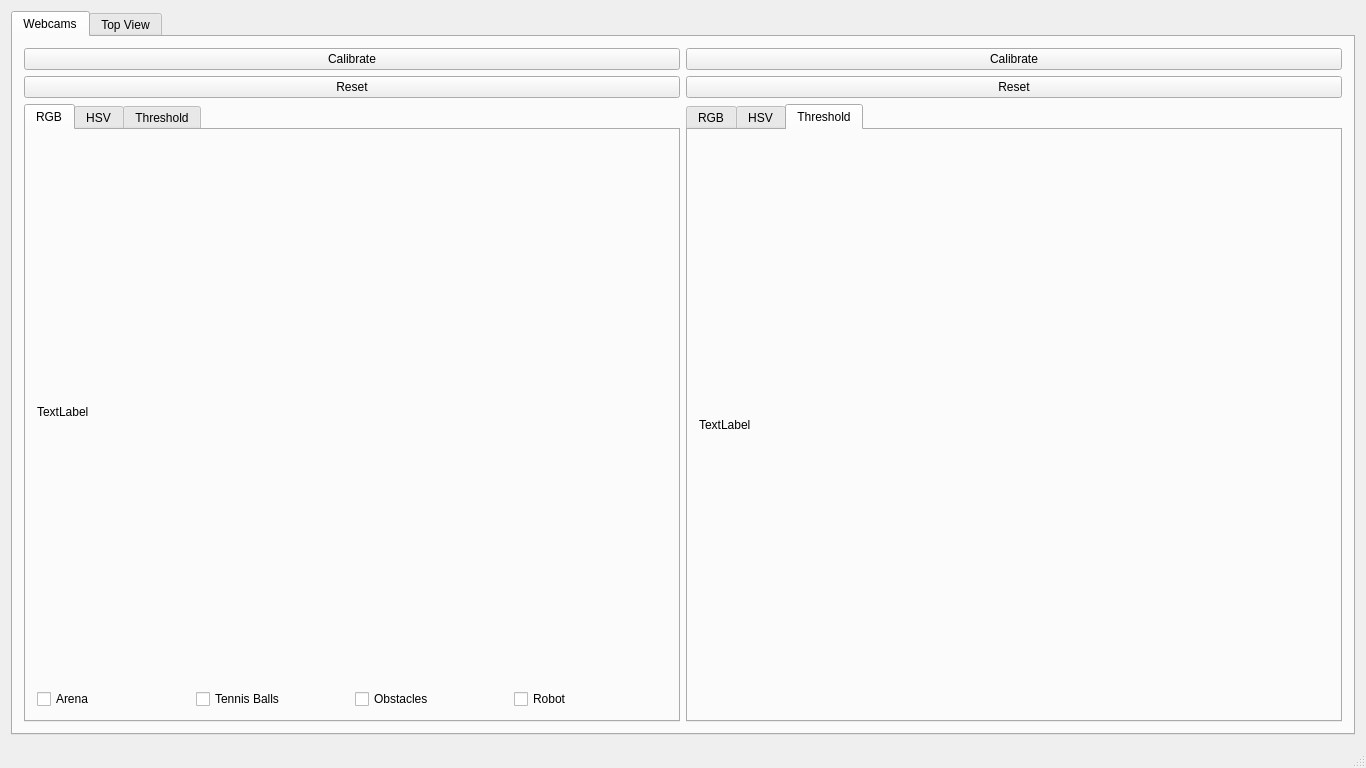
This is gui/gui.ui in psmagicman/GoldenBoot474 as Qt 5 draws it before an edit. The edited form follows.
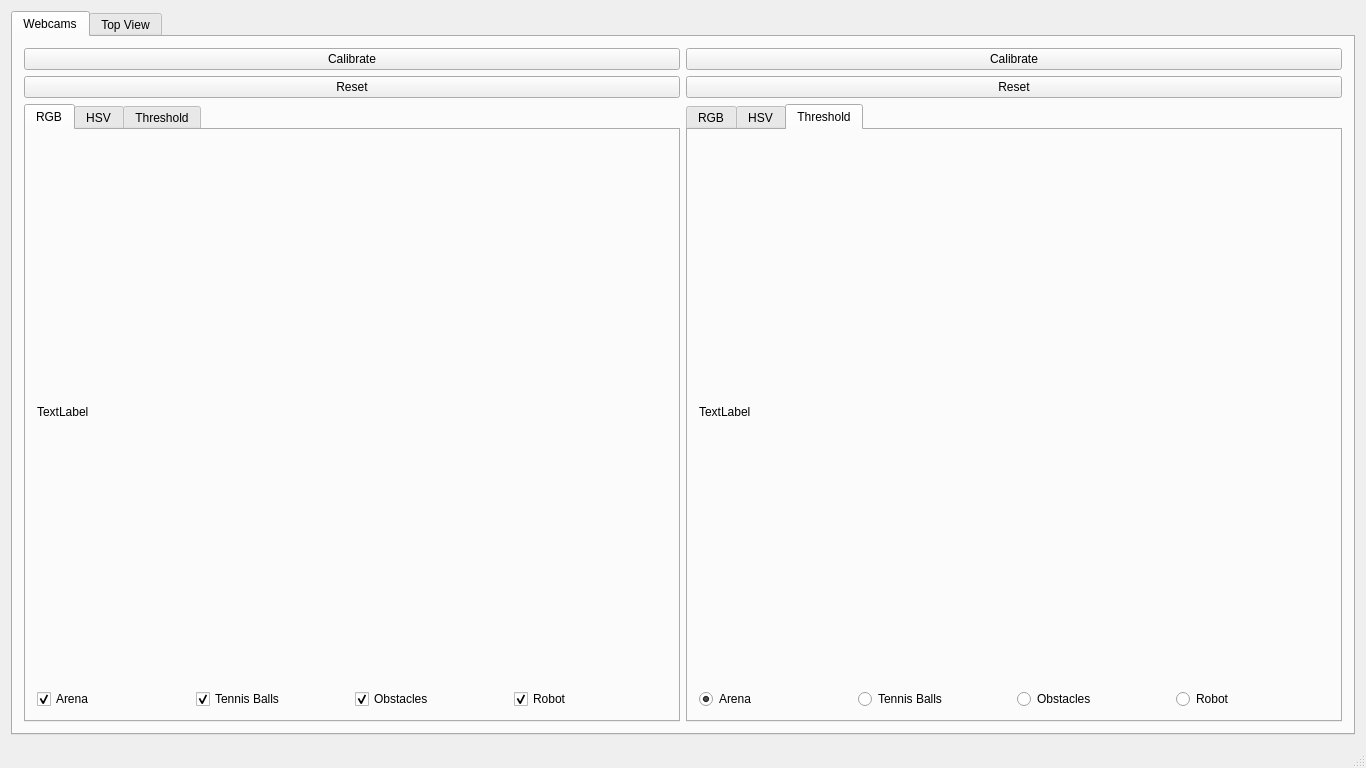
This is the edited form. The open tabs and pages were chosen to show the change.

```diff
--- a/gui/gui.ui
+++ b/gui/gui.ui
@@ -49,6 +49,9 @@
                 <property name="text">
                  <string>Arena</string>
                 </property>
+                <property name="checked">
+                 <bool>true</bool>
+                </property>
                </widget>
               </item>
               <item>
@@ -56,6 +59,9 @@
                 <property name="text">
                  <string>Tennis Balls</string>
                 </property>
+                <property name="checked">
+                 <bool>true</bool>
+                </property>
                </widget>
               </item>
               <item>
@@ -63,6 +69,9 @@
                 <property name="text">
                  <string>Obstacles</string>
                 </property>
+                <property name="checked">
+                 <bool>true</bool>
+                </property>
                </widget>
               </item>
               <item>
@@ -70,6 +79,9 @@
                 <property name="text">
                  <string>Robot</string>
                 </property>
+                <property name="checked">
+                 <bool>true</bool>
+                </property>
                </widget>
               </item>
              </layout>
@@ -221,6 +233,44 @@
               </property>
              </widget>
             </item>
+            <item row="1" column="0">
+             <layout class="QHBoxLayout" name="right">
+              <item>
+               <widget class="QRadioButton" name="rightArenaRadio">
+                <property name="text">
+                 <string>Arena</string>
+                </property>
+                <property name="checkable">
+                 <bool>true</bool>
+                </property>
+                <property name="checked">
+                 <bool>true</bool>
+                </property>
+               </widget>
+              </item>
+              <item>
+               <widget class="QRadioButton" name="rightBallsRadio">
+                <property name="text">
+                 <string>Tennis Balls</string>
+                </property>
+               </widget>
+              </item>
+              <item>
+               <widget class="QRadioButton" name="rightObstaclesRadio">
+                <property name="text">
+                 <string>Obstacles</string>
+                </property>
+               </widget>
+              </item>
+              <item>
+               <widget class="QRadioButton" name="rightRobotRadio">
+                <property name="text">
+                 <string>Robot</string>
+                </property>
+               </widget>
+              </item>
+             </layout>
+            </item>
            </layout>
           </widget>
          </widget>
```
Left out of the diff: 41 changed lines with no effect on the pictures.
